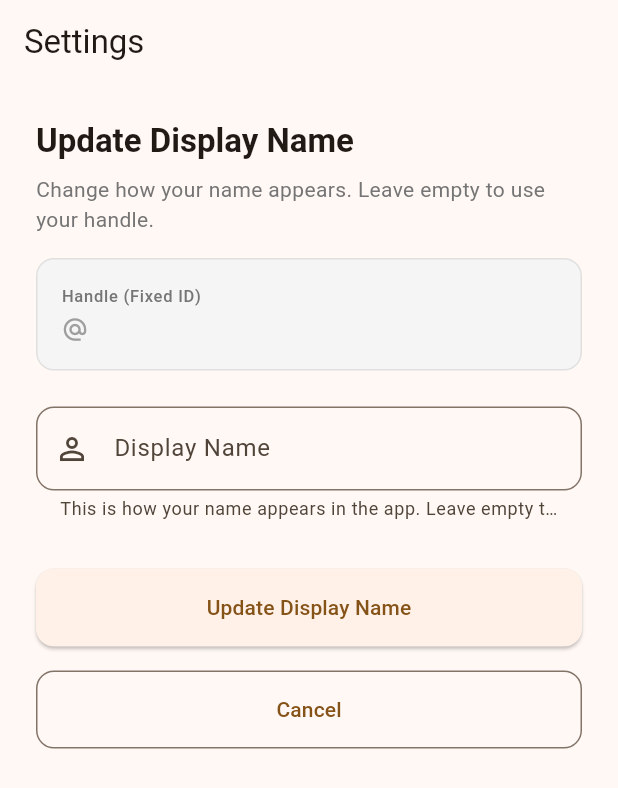
After one commit to txitxitxi/meal_mate, a Flutter app: the SettingsPage screen opened by its route, on a phone screen of 412 x 824 dp. The commit adds this screen. Shown: the top 788 px of the screen. Run offline on Flutter 3.47's test engine with Material 3 defaults, Android fonts, the phone set to English and light mode, and no system bars; our stand-ins replace flutter_riverpod, go_router, sign_in_with_apple, supabase_flutter; accounts and stored records are empty; network calls fail.

Commit message:
Update to v1.1.0: Shopping list improvements, settings page, and UI fixes
- Shopping list now properly filters home inventory based on quantities needed
- Shopping list shows home inventory items as checked (already at home)
- Added Settings page to update display name (username) with uniqueness validation
- Fixed shopping list to exclude home inventory items not needed for meal plan
- Fixed navigation blinking/double render issue when switching tabs
- Updated login page to use app icon image instead of Material icon
- Increased app icon size on login page (80px to 120px)
- Fixed author name display not updating after changing display name
- Version bump: 1.0.0+1 → 1.1.0+2

```diff
--- /dev/null
+++ b/lib/pages/settings_page.dart
@@ -0,0 +1,261 @@
+// lib/pages/settings_page.dart
+import 'dart:async';
+import 'package:flutter/material.dart';
+import 'package:flutter_riverpod/flutter_riverpod.dart';
+import 'package:go_router/go_router.dart';
+import '../providers/auth_providers.dart';
+import '../providers/recipe_providers.dart';
+import '../models/user_profile.dart';
+import '../services/supabase_service.dart';
+
+class SettingsPage extends ConsumerStatefulWidget {
+  const SettingsPage({super.key});
+
+  @override
+  ConsumerState<SettingsPage> createState() => _SettingsPageState();
+}
+
+class _SettingsPageState extends ConsumerState<SettingsPage> {
+  final _formKey = GlobalKey<FormState>();
+  final _displayNameController = TextEditingController();
+  bool _loading = false;
+  UserProfile? _currentProfile;
+
+  @override
+  void dispose() {
+    _displayNameController.dispose();
+    super.dispose();
+  }
+
+  Future<void> _updateDisplayName() async {
+    if (!_formKey.currentState!.validate()) {
+      return;
+    }
+
+    final newDisplayName = _displayNameController.text.trim();
+    final finalDisplayName = newDisplayName.isEmpty ? null : newDisplayName;
+
+    // If display name hasn't changed, just go back
+    if (finalDisplayName == _currentProfile?.displayName) {
+      if (mounted) context.pop();
+      return;
+    }
+
+    setState(() {
+      _loading = true;
+      _error = null;
+    });
+
+    try {
+      final authController = ref.read(authControllerProvider);
+      final user = SupabaseService.client.auth.currentUser;
+      final userId = user?.id;
+
+      await authController.updateProfile(displayName: finalDisplayName);
+
+      // Invalidate author profile provider for this user (so recipe author names update)
+      if (userId != null) {
+        ref.invalidate(authorProfileProvider(userId));
+        // Also invalidate public recipes to force refresh
+        ref.invalidate(publicRecipesStreamProvider);
+      }
+
+      if (!mounted) return;
+
+      // Show success message
+      ScaffoldMessenger.of(context).showSnackBar(
+        const SnackBar(
+          content: Text('Display name updated successfully'),
+          backgroundColor: Colors.green,
+        ),
+      );
+
+      // Pop back to previous page
+      context.pop();
+    } catch (e) {
+      if (!mounted) return;
+      setState(() => _error = e.toString());
+    } finally {
+      if (mounted) {
+        setState(() => _loading = false);
+      }
+    }
+  }
+
+  String? _error;
+
+  @override
+  Widget build(BuildContext context) {
+    final profileAsync = ref.watch(userProfileProvider);
+    final theme = Theme.of(context);
+
+    return Scaffold(
+      appBar: AppBar(
+        title: const Text('Settings'),
+      ),
+      body: profileAsync.when(
+        data: (profile) {
+          // Initialize controller with current profile display name
+          if (profile != null && _currentProfile?.displayName != profile.displayName) {
+            _currentProfile = profile;
+            if (_displayNameController.text != (profile.displayName ?? '')) {
+              _displayNameController.text = profile.displayName ?? '';
+            }
+          }
+
+          return SingleChildScrollView(
+            padding: const EdgeInsets.all(24),
+            child: Form(
+              key: _formKey,
+              child: Column(
+                crossAxisAlignment: CrossAxisAlignment.stretch,
+                children: [
+                  Text(
+                    'Update Display Name',
+                    style: theme.textTheme.titleLarge?.copyWith(
+                      fontWeight: FontWeight.bold,
+                    ),
+                  ),
+                  const SizedBox(height: 8),
+                  Text(
+                    'Change how your name appears. Leave empty to use your handle.',
+                    style: theme.textTheme.bodyMedium?.copyWith(
+                      color: Colors.grey[600],
+                    ),
+                  ),
+                  const SizedBox(height: 16),
+
+                  // Handle (read-only info)
+                  Container(
+                    padding: const EdgeInsets.all(16),
+                    decoration: BoxDecoration(
+                      color: Colors.grey[100],
+                      borderRadius: BorderRadius.circular(12),
+                      border: Border.all(color: Colors.grey[300]!),
+                    ),
+                    child: Column(
+                      crossAxisAlignment: CrossAxisAlignment.start,
+                      children: [
+                        Text(
+                          'Handle (Fixed ID)',
+                          style: theme.textTheme.labelSmall?.copyWith(
+                            color: Colors.grey[600],
+                          ),
+                        ),
+                        const SizedBox(height: 4),
+                        Row(
+                          children: [
+                            const Icon(Icons.alternate_email, size: 18, color: Colors.grey),
+                            const SizedBox(width: 8),
+                            Text(
+                              profile?.handle ?? 'N/A',
+                              style: theme.textTheme.bodyMedium?.copyWith(
+                                fontWeight: FontWeight.w500,
+                              ),
+                            ),
+                          ],
+                        ),
+                      ],
+                    ),
+                  ),
+                  const SizedBox(height: 24),
+
+                  // Display name field
+                  TextFormField(
+                    controller: _displayNameController,
+                    enabled: !_loading,
+                    decoration: InputDecoration(
+                      labelText: 'Display Name',
+                      hintText: 'e.g., John Doe',
+                      prefixIcon: const Icon(Icons.person_outline),
+                      border: OutlineInputBorder(
+                        borderRadius: BorderRadius.circular(12),
+                      ),
+                      helperText: 'This is how your name appears in the app. Leave empty to use your handle.',
+                    ),
+                    validator: (value) {
+                      // Display name is optional, so no validation needed
+                      return null;
+                    },
+                  ),
+                  const SizedBox(height: 32),
+
+                  if (_error != null) ...[
+                    Container(
+                      padding: const EdgeInsets.all(12),
+                      decoration: BoxDecoration(
+                        color: Colors.red[50],
+                        borderRadius: BorderRadius.circular(8),
+                        border: Border.all(color: Colors.red[200]!),
+                      ),
+                      child: Row(
+                        children: [
+                          Icon(Icons.error_outline, color: Colors.red[700]),
+                          const SizedBox(width: 8),
+                          Expanded(
+                            child: Text(
+                              _error!,
+                              style: TextStyle(color: Colors.red[700]),
+                            ),
+                          ),
+                        ],
+                      ),
+                    ),
+                    const SizedBox(height: 16),
+                  ],
+
+                  // Update button
+                  ElevatedButton(
+                    onPressed: _loading ? null : _updateDisplayName,
+                    style: ElevatedButton.styleFrom(
+                      padding: const EdgeInsets.symmetric(vertical: 16),
+                      shape: RoundedRectangleBorder(
+                        borderRadius: BorderRadius.circular(12),
+                      ),
+                    ),
+                    child: _loading
+                        ? const SizedBox(
+                            height: 20,
+                            width: 20,
+                            child: CircularProgressIndicator(strokeWidth: 2),
+                          )
+                        : const Text('Update Display Name'),
+                  ),
+                  const SizedBox(height: 16),
+
+                  // Cancel button
+                  OutlinedButton(
+                    onPressed: _loading ? null : () => context.pop(),
+                    style: OutlinedButton.styleFrom(
+                      padding: const EdgeInsets.symmetric(vertical: 16),
+                      shape: RoundedRectangleBorder(
+                        borderRadius: BorderRadius.circular(12),
+                      ),
+                    ),
+                    child: const Text('Cancel'),
+                  ),
+                ],
+              ),
+            ),
+          );
+        },
+        loading: () => const Center(child: CircularProgressIndicator()),
+        error: (error, stack) => Center(
+          child: Column(
+            mainAxisAlignment: MainAxisAlignment.center,
+            children: [
+              Icon(Icons.error_outline, size: 64, color: Colors.red[300]),
+              const SizedBox(height: 16),
+              Text('Error loading profile: $error'),
+              const SizedBox(height: 16),
+              ElevatedButton(
+                onPressed: () => context.pop(),
+                child: const Text('Go Back'),
+              ),
+            ],
+          ),
+        ),
+      ),
+    );
+  }
+}
--- a/lib/providers/store_provider.dart
+++ b/lib/providers/store_provider.dart
@@ -140,12 +140,12 @@ final addStoreItemProvider = FutureProvider.family<void, ({String storeId, Strin
     logDebug('Created new ingredient with ID: $ingredientId');
   }
 
-  // Then add the store item
+  // Then add the store item (use upsert to handle case where item might already exist)
   logDebug('Adding store item: store_id=${args.storeId}, ingredient_id=$ingredientId');
-  await client.from('store_items').insert({
+  await client.from('store_items').upsert({
     'store_id': args.storeId,
     'ingredient_id': ingredientId,
-  });
+  }, onConflict: 'store_id,ingredient_id');
 
   logDebug('Successfully added ingredient to store');
 });
```
Also changed, not shown: lib/app_router.dart (+26 -8 lines), lib/pages/home_page.dart (+20 -11 lines), lib/pages/login_page.dart (+9 -5 lines), lib/pages/meal_plan/meal_plan_page.dart (+4 -24 lines), lib/pages/stores_page.dart (+30 -49 lines), lib/providers/meal_plan_providers.dart (+111 -12 lines), pubspec.yaml (+4 -5 lines), 3 other files.
